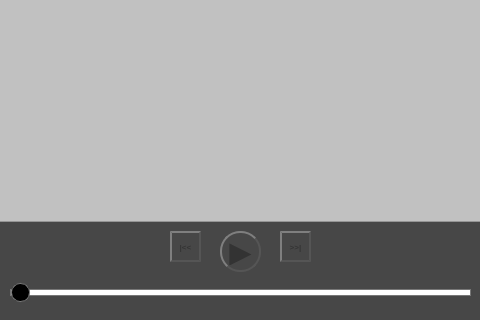
First picture: the form in gui.ui, repository nicktimur/Python-OOP-MP3-Player, before the edit; both pictures show x 340 to 820 and y 349 to 669 of the 1214 by 669 pixel window.
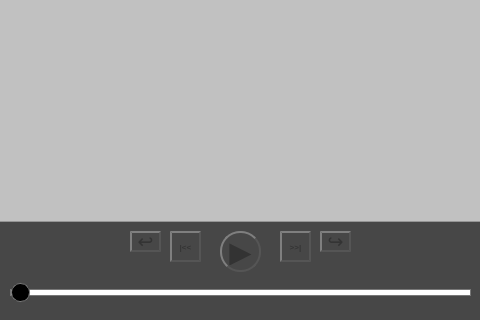
Second picture: the form after the edit. Icons and pictures are not drawn.

```diff
--- a/gui.ui
+++ b/gui.ui
@@ -467,6 +467,118 @@
      <string>&lt;html&gt;&lt;head/&gt;&lt;body&gt;&lt;p align=&quot;center&quot;&gt;&lt;br/&gt;&lt;/p&gt;&lt;/body&gt;&lt;/html&gt;</string>
     </property>
    </widget>
+   <widget class="QPushButton" name="Backward">
+    <property name="geometry">
+     <rect>
+      <x>470</x>
+      <y>10</y>
+      <width>31</width>
+      <height>21</height>
+     </rect>
+    </property>
+    <property name="font">
+     <font>
+      <pointsize>14</pointsize>
+      <weight>50</weight>
+      <bold>false</bold>
+      <kerning>false</kerning>
+     </font>
+    </property>
+    <property name="styleSheet">
+     <string notr="true">QPushButton {
+    color: #333;
+    border: 2px solid #555;
+    border-radius: 20px;
+    border-style: outset;
+    background: qradialgradient(
+        cx: 0.3, cy: -0.4, fx: 0.3, fy: -0.4,
+        radius: 1.35, stop: 0 #fff, stop: 1 #888
+        );
+    }
+
+QPushButton:hover {
+    background: qradialgradient(
+        cx: 0.3, cy: -0.4, fx: 0.3, fy: -0.4,
+        radius: 1.35, stop: 0 #fff, stop: 1 #bbb
+        );
+    }
+
+QPushButton:pressed {
+    border-style: inset;
+    background: qradialgradient(
+        cx: 0.4, cy: -0.1, fx: 0.4, fy: -0.1,
+        radius: 1.35, stop: 0 #fff, stop: 1 #ddd
+        );
+    }</string>
+    </property>
+    <property name="text">
+     <string>↩</string>
+    </property>
+   </widget>
+   <widget class="QPushButton" name="Forward">
+    <property name="geometry">
+     <rect>
+      <x>660</x>
+      <y>10</y>
+      <width>31</width>
+      <height>21</height>
+     </rect>
+    </property>
+    <property name="font">
+     <font>
+      <pointsize>14</pointsize>
+      <weight>50</weight>
+      <bold>false</bold>
+      <kerning>false</kerning>
+     </font>
+    </property>
+    <property name="styleSheet">
+     <string notr="true">QPushButton {
+    color: #333;
+    border: 2px solid #555;
+    border-radius: 20px;
+    border-style: outset;
+    background: qradialgradient(
+        cx: 0.3, cy: -0.4, fx: 0.3, fy: -0.4,
+        radius: 1.35, stop: 0 #fff, stop: 1 #888
+        );
+    }
+
+QPushButton:hover {
+    background: qradialgradient(
+        cx: 0.3, cy: -0.4, fx: 0.3, fy: -0.4,
+        radius: 1.35, stop: 0 #fff, stop: 1 #bbb
+        );
+    }
+
+QPushButton:pressed {
+    border-style: inset;
+    background: qradialgradient(
+        cx: 0.4, cy: -0.1, fx: 0.4, fy: -0.1,
+        radius: 1.35, stop: 0 #fff, stop: 1 #ddd
+        );
+    }</string>
+    </property>
+    <property name="text">
+     <string>↪</string>
+    </property>
+   </widget>
+   <widget class="QLabel" name="fullTime">
+    <property name="geometry">
+     <rect>
+      <x>820</x>
+      <y>60</y>
+      <width>31</width>
+      <height>21</height>
+     </rect>
+    </property>
+    <property name="styleSheet">
+     <string notr="true"/>
+    </property>
+    <property name="text">
+     <string>&lt;html&gt;&lt;head/&gt;&lt;body&gt;&lt;p align=&quot;center&quot;&gt;&lt;br/&gt;&lt;/p&gt;&lt;/body&gt;&lt;/html&gt;</string>
+    </property>
+   </widget>
   </widget>
   <widget class="QTableWidget" name="songs_list">
    <property name="geometry">
```
Left out of the diff: 32 changed lines with no effect on the pictures.
